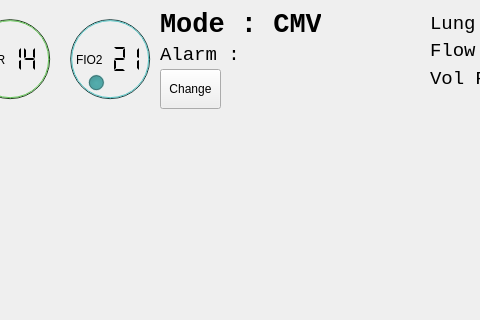
jibonaronno/Rhythm, file VentUI.ui: the form before one commit; both pictures show x 415 to 895 and y 0 to 320 of the 1041 by 615 pixel window.
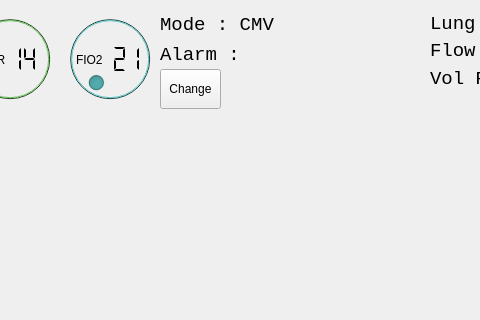
The form after the commit.

Commit message: start addding peak pressure display 24

Diff of the .ui file:
```diff
--- a/VentUI.ui
+++ b/VentUI.ui
@@ -932,9 +932,9 @@
               <property name="font">
                <font>
                 <family>Consolas</family>
-                <pointsize>20</pointsize>
-                <weight>75</weight>
-                <bold>true</bold>
+                <pointsize>14</pointsize>
+                <weight>50</weight>
+                <bold>false</bold>
                </font>
               </property>
               <property name="text">
```
The commit also changes 1 other file.
